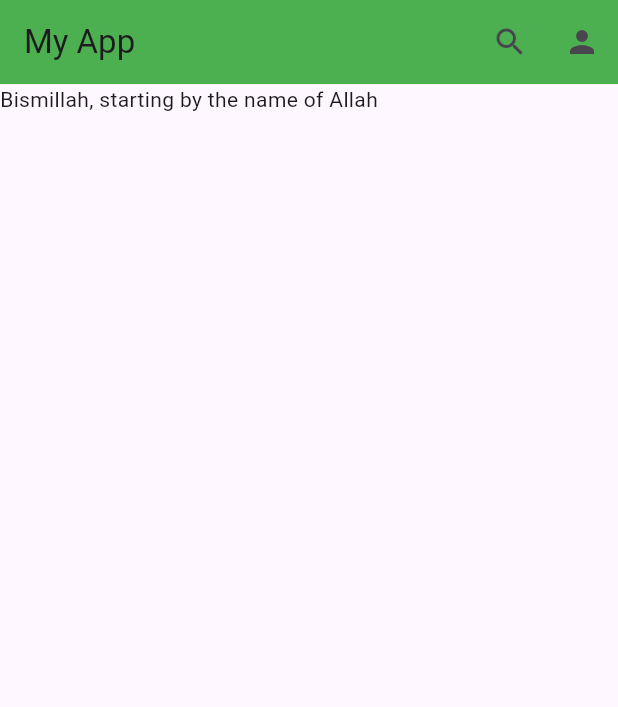
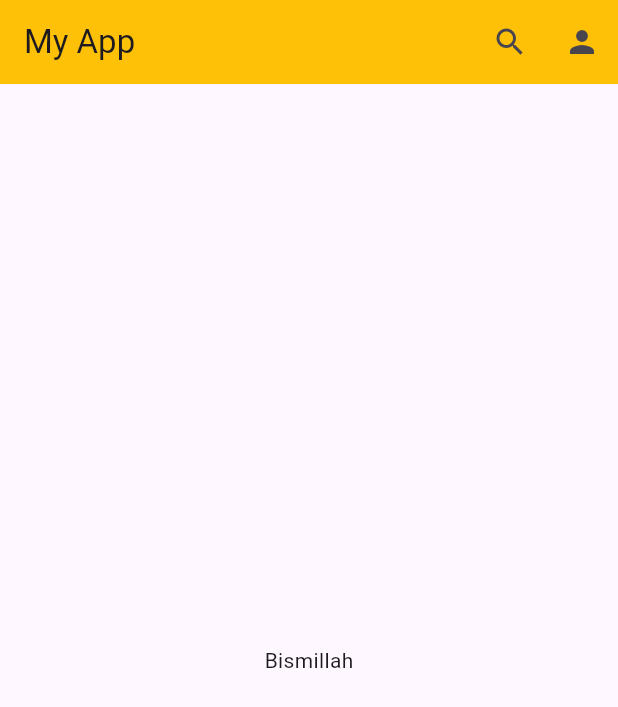
Before and after one commit to MdAnowarHosen/learn-flutter, a Flutter app: the screen it shows after launch, on a phone screen of 412 x 824 dp. Shown: the top 707 px of the screen. Run offline on Flutter 3.47's test engine with Material 3 defaults, Android fonts, the light colour scheme and no system bars.

Commit message:
text center

```diff
--- a/lib/main.dart
+++ b/lib/main.dart
@@ -32,13 +32,13 @@ class HomeActivity extends StatelessWidget {
     return Scaffold(
       appBar: AppBar(
         title: const Text('My App'),
-        backgroundColor: Colors.green,
+        backgroundColor: Colors.amber,
         actions: [
           IconButton(onPressed: (){MySnackBar('I am search', context);}, icon: Icon(Icons.search)),
           IconButton(onPressed: (){MySnackBar('I am user', context);}, icon: Icon(Icons.person)),
         ],
       ),
-      body: Text('Bismillah, starting by the name of Allah'),
+      body: Center(child: Text('Bismillah'),),
     );
   }
 }
```
